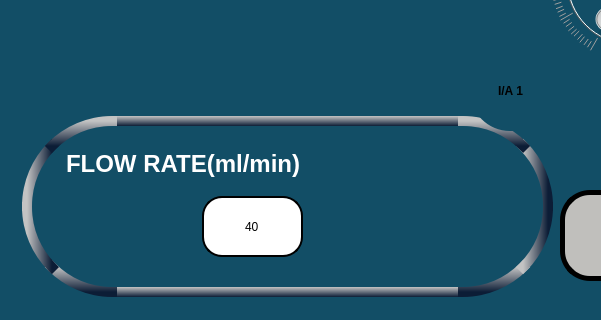
Old version of the form mainwindow.ui in the repository RISWANAAAA/venturiphaco; both pictures show x 0 to 601 and y 400 to 720 of the 1270 by 720 pixel window.
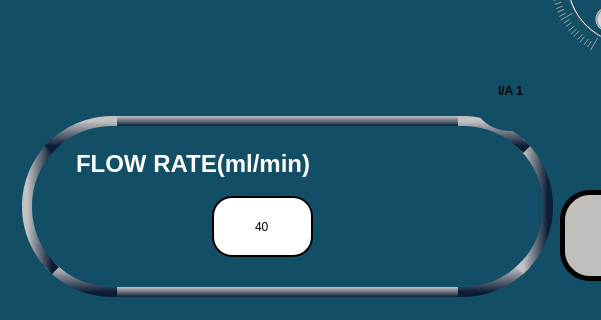
New version of the form. The open tabs and pages were chosen to show the change. Icons and pictures are not drawn.

The edit to the form file:
```diff
--- a/mainwindow.ui
+++ b/mainwindow.ui
@@ -192,7 +192,7 @@
      <widget class="QLineEdit" name="lineEdit_56">
       <property name="geometry">
        <rect>
-        <x>210</x>
+        <x>220</x>
         <y>590</y>
         <width>101</width>
         <height>61</height>
@@ -214,7 +214,7 @@
      <widget class="QPushButton" name="us1flowdown_but">
       <property name="geometry">
        <rect>
-        <x>360</x>
+        <x>380</x>
         <y>590</y>
         <width>91</width>
         <height>61</height>
@@ -240,7 +240,7 @@
      <widget class="QPushButton" name="us1flowup_but">
       <property name="geometry">
        <rect>
-        <x>80</x>
+        <x>70</x>
         <y>590</y>
         <width>91</width>
         <height>61</height>
@@ -288,7 +288,7 @@
      <widget class="QTextEdit" name="textEdit_41">
       <property name="geometry">
        <rect>
-        <x>70</x>
+        <x>80</x>
         <y>540</y>
         <width>431</width>
         <height>41</height>
```
Left out of the diff: 78 changed lines with no effect on the pictures.
